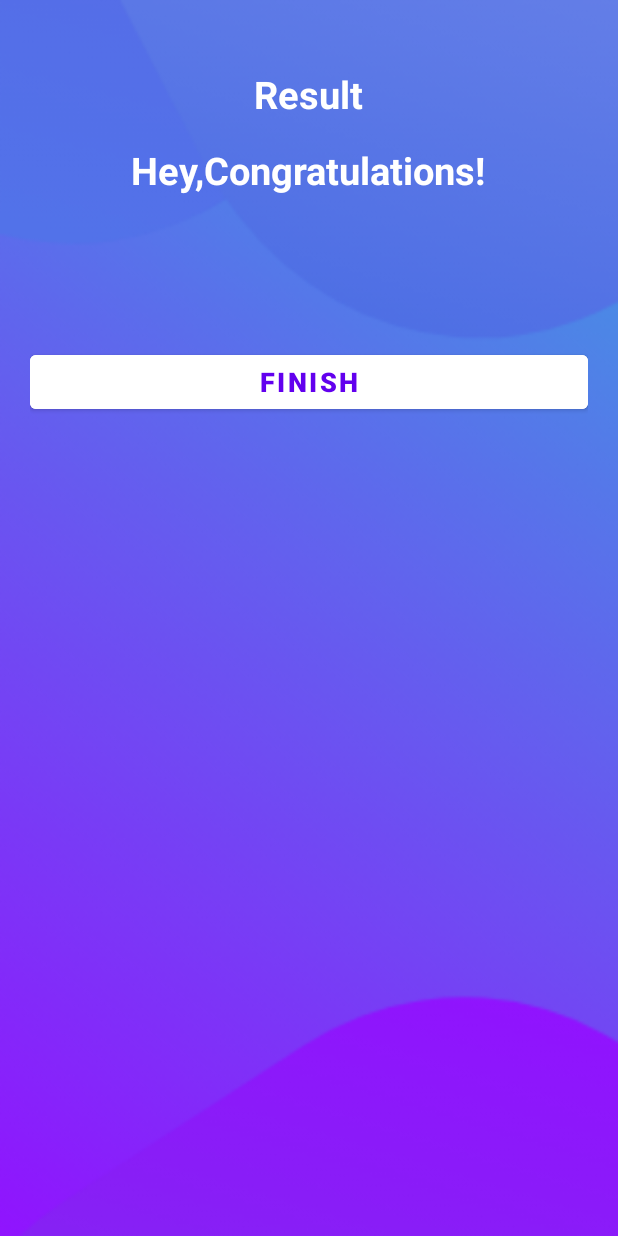
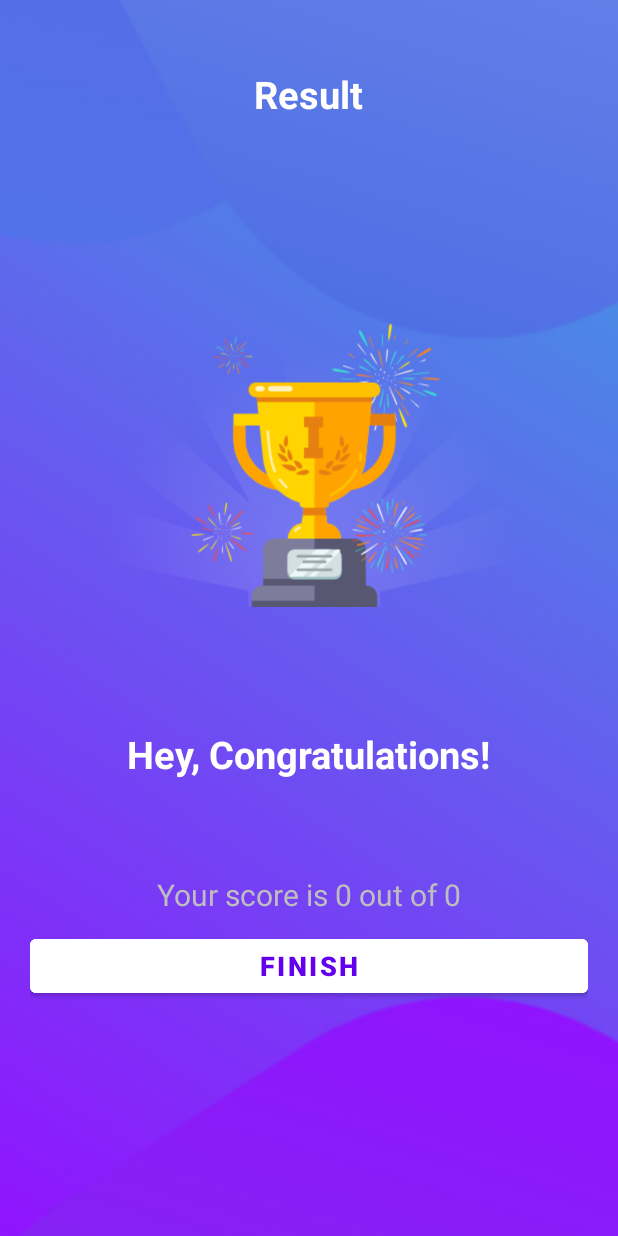
Before and after one commit to gamarmustafa/Udemy-Kotlin-Course, an Android app: the ResultActivity screen opened directly, with no data from a screen before it, on a phone screen of 412 x 824 dp. Run offline under Robolectric (Android 15) with nearby library versions, the phone set to English and light mode, and no system bars.

Commit message:
complete project

```diff
--- a/QuizApp/app/src/main/java/com/example/quizapp/Constants.kt
+++ b/QuizApp/app/src/main/java/com/example/quizapp/Constants.kt
@@ -2,6 +2,9 @@ package com.example.quizapp
 
 object Constants {
 
+    const val USER_NAME :String = "user_name"
+    const val TOTAL_QUESTIONS:String ="total_questions"
+    const val CORRECT_ANSWERS:String = "correct_answers"
 
     fun getQuestions(): ArrayList<Question> {
         val questionsList = ArrayList<Question>()
--- a/QuizApp/app/src/main/java/com/example/quizapp/MainActivity.kt
+++ b/QuizApp/app/src/main/java/com/example/quizapp/MainActivity.kt
@@ -19,6 +19,7 @@ class MainActivity : AppCompatActivity() {
                 Toast.makeText(this, "Please enter your name", Toast.LENGTH_SHORT).show()
             }else{
                 val intent = Intent(this, QuizQuestionsActivity::class.java)  // to go to the next activity
+                intent.putExtra(Constants.USER_NAME, etName.text.toString())
                 startActivity(intent)
                 finish() // so you cannot go back to the previous screen/activity
             }
--- a/QuizApp/app/src/main/java/com/example/quizapp/ResultActivity.kt
+++ b/QuizApp/app/src/main/java/com/example/quizapp/ResultActivity.kt
@@ -1,11 +1,31 @@
 package com.example.quizapp
 
+import android.content.Intent
 import androidx.appcompat.app.AppCompatActivity
 import android.os.Bundle
+import android.widget.Button
+import android.widget.TextView
 
 class ResultActivity : AppCompatActivity() {
+
+
     override fun onCreate(savedInstanceState: Bundle?) {
         super.onCreate(savedInstanceState)
         setContentView(R.layout.activity_result)
+
+        val tvName: TextView = findViewById(R.id.tv_name)
+        val tvScore: TextView = findViewById(R.id.tv_score)
+        val btnFinish: Button = findViewById(R.id.btn_finish)
+
+        tvName.text = intent.getStringExtra(Constants.USER_NAME)
+
+        val totalQuestion = intent.getIntExtra(Constants.TOTAL_QUESTIONS, 0)
+        val correctAnswers = intent.getIntExtra(Constants.CORRECT_ANSWERS, 0)
+        tvScore.text = "Your score is $correctAnswers out of $totalQuestion"
+
+        btnFinish.setOnClickListener{
+            startActivity(Intent(this, MainActivity::class.java))
+        }
     }
+
 }
--- a/QuizApp/app/src/main/res/layout/activity_result.xml
+++ b/QuizApp/app/src/main/res/layout/activity_result.xml
@@ -24,13 +24,13 @@
         android:id="@+id/iv_trophy"
         android:layout_width="wrap_content"
         android:layout_height="wrap_content"
-        tools:src="@drawable/ic_trophy" />
+        android:src="@drawable/ic_trophy" />
 
     <TextView
         android:layout_width="wrap_content"
         android:layout_height="wrap_content"
         android:layout_marginTop="16dp"
-        android:text="Hey,Congratulations!"
+        android:text="Hey, Congratulations!"
         android:textColor="@color/white"
         android:textSize="25sp"
         android:textStyle="bold" />
```
Also changed, not shown: QuizApp/app/src/main/java/com/example/quizapp/QuizQuestionsActivity.kt (+14 -2 lines), QuizApp/app/src/main/res/drawable/ic_trophy.png.
